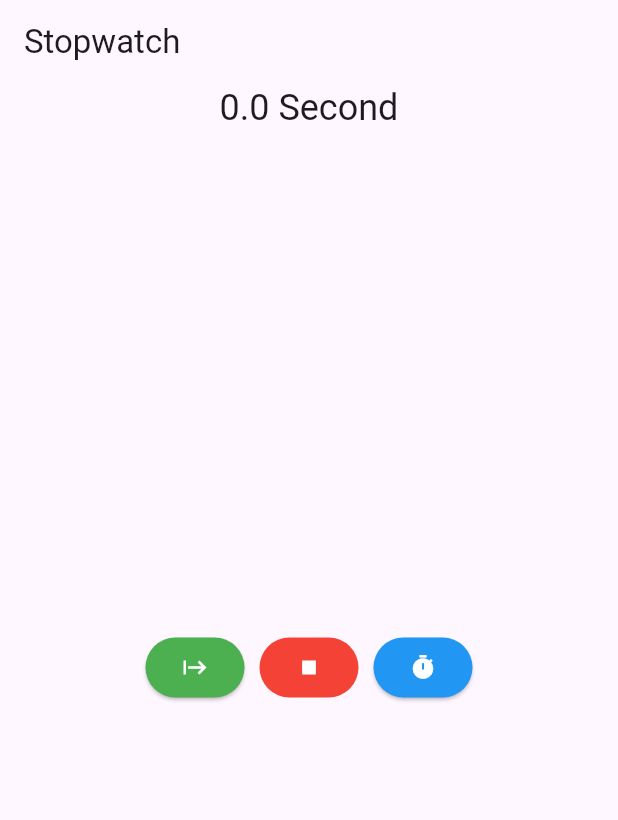
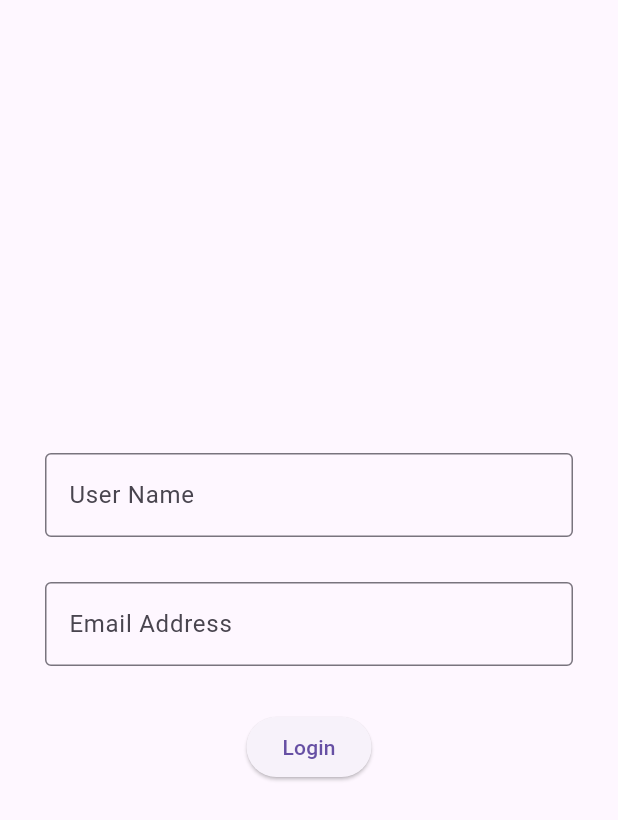
Before and after one commit to hardik7426/flutter_application_nsv, a Flutter app: the screen it shows after launch, on a phone screen of 412 x 824 dp. Shown: the top 820 px of the screen. Run offline on Flutter 3.47's test engine with Material 3 defaults, Android fonts, the phone set to English and light mode, and no system bars.

Commit message:
commit-5

```diff
--- /dev/null
+++ b/lib/2207flutter/loginscreen.dart
@@ -0,0 +1,82 @@
+import 'package:flutter/material.dart';
+import 'package:flutter_application_nsv/2207flutter/stopwatch.dart';
+
+class LoginScreenPart extends StatefulWidget {
+  const LoginScreenPart({super.key});
+
+  @override
+  State<LoginScreenPart> createState() => _LoginScreenPartState();
+}
+
+class _LoginScreenPartState extends State<LoginScreenPart> {
+  String name1 = "", email1 = "";
+  TextEditingController t1 = TextEditingController();
+  TextEditingController t2 = TextEditingController();
+  final _formkey = GlobalKey<FormState>();
+
+  @override
+  Widget build(BuildContext context) {
+    return Scaffold(body: _loginScreen());
+  }
+
+  Widget _loginScreen() {
+    return Form(
+      key: _formkey,
+      child: Padding(
+        padding: const EdgeInsets.all(30),
+        child: Column(
+          mainAxisAlignment: MainAxisAlignment.center,
+          crossAxisAlignment: CrossAxisAlignment.center,
+          children: [
+            TextFormField(
+              controller: t1,
+              decoration: const InputDecoration(
+                labelText: "User Name",
+                border: OutlineInputBorder(),
+              ),
+              validator: (xyz) =>
+                  xyz!.isEmpty ? "Please enter your name" : null,
+            ),
+            const SizedBox(height: 30),
+            TextFormField(
+              controller: t2,
+              decoration: const InputDecoration(
+                labelText: "Email Address",
+                border: OutlineInputBorder(),
+              ),
+              validator: (xyz) {
+                if (xyz!.isEmpty) {
+                  return "Email cannot be blank";
+                }
+                final regex =
+                    RegExp(r'^[a-zA-Z0-9._%+-]+@[a-zA-Z0-9.-]+\.[a-zA-Z]{2,}$');
+                if (!regex.hasMatch(xyz)) {
+                  return "Email address is not in valid format";
+                }
+                return null;
+              },
+            ),
+            const SizedBox(height: 30),
+            ElevatedButton(
+              onPressed: _validate,
+              child: const Text("Login"),
+            ),
+          ],
+        ),
+      ),
+    );
+  }
+
+  void _validate() {
+    var form = _formkey.currentState;
+    if (form?.validate() == true) {
+      name1 = t1.text;
+      email1 = t2.text;
+      Navigator.of(context).pushReplacement(MaterialPageRoute(
+          builder: (_) => Stopwatch(name: name1, email: email1)));
+      print("Form is valid");
+    } else {
+      print("Form is not valid");
+    }
+  }
+}
--- a/lib/2207flutter/stopwatch.dart
+++ b/lib/2207flutter/stopwatch.dart
@@ -2,7 +2,8 @@ import 'dart:async';
 import 'package:flutter/material.dart';
 
 class Stopwatch extends StatefulWidget {
-  const Stopwatch({super.key});
+  var name, email;
+  Stopwatch({super.key, required this.name, required this.email});
 
   @override
   State<Stopwatch> createState() => _StopwatchState();
@@ -20,7 +21,7 @@ class _StopwatchState extends State<Stopwatch> {
   Widget build(BuildContext context) {
     return Scaffold(
       appBar: AppBar(
-        title: const Text("Stopwatch"),
+        title: Text(widget.name),
       ),
       body: Center(
           child: Column(
@@ -122,6 +123,7 @@ class _StopwatchState extends State<Stopwatch> {
         ),
         _onTick);
     setState(() {
+      laps.clear();
       isTicking = true;
       seconds = 0;
     });
--- a/lib/main.dart
+++ b/lib/main.dart
@@ -1,4 +1,5 @@
 import 'package:flutter/material.dart';
+import 'package:flutter_application_nsv/2207flutter/loginscreen.dart';
 //import "package:flutter_application_nsv/1507flutter/basiccompo.dart";
 //import '2207flutter/calculatorlayout.dart';
 //import 'package:flutter_application_nsv/1507flutter/columnexample.dart';
@@ -16,7 +17,7 @@ class MainApp extends StatelessWidget {
   Widget build(BuildContext context) {
     return const MaterialApp(
       home: SafeArea(
-        child: Stopwatch(),
+        child: LoginScreenPart(),
         ),
       );
   }
```
Also changed, not shown: lib/2207flutter/currencyconveter.dart (added, +42 -0 lines).
